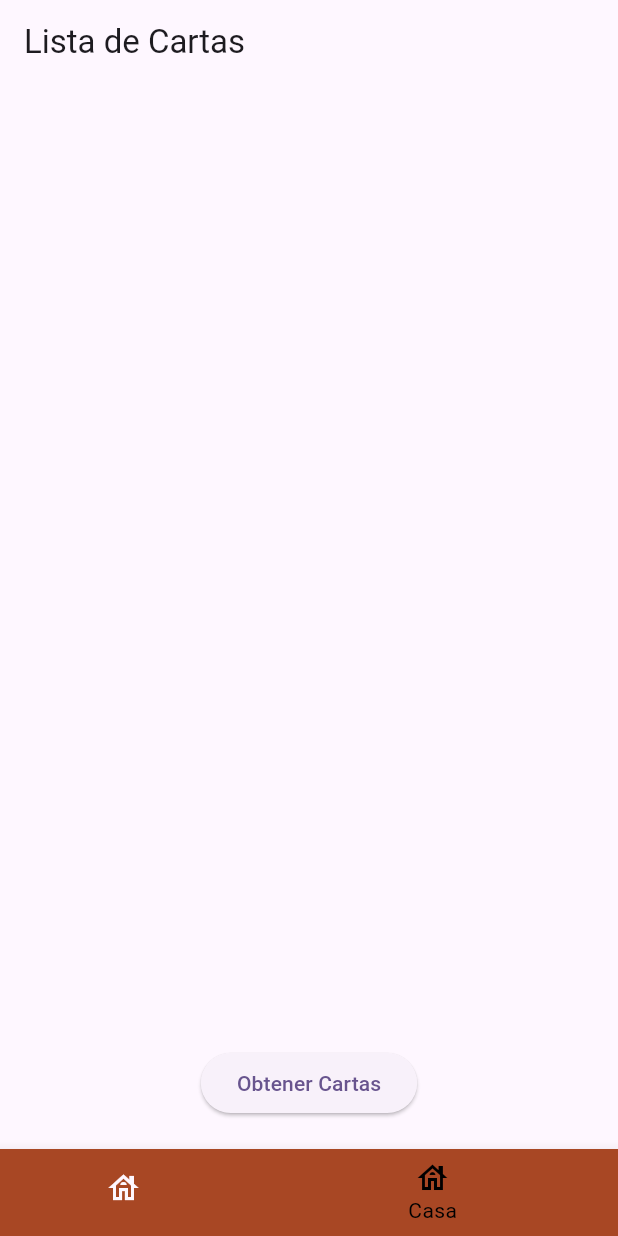
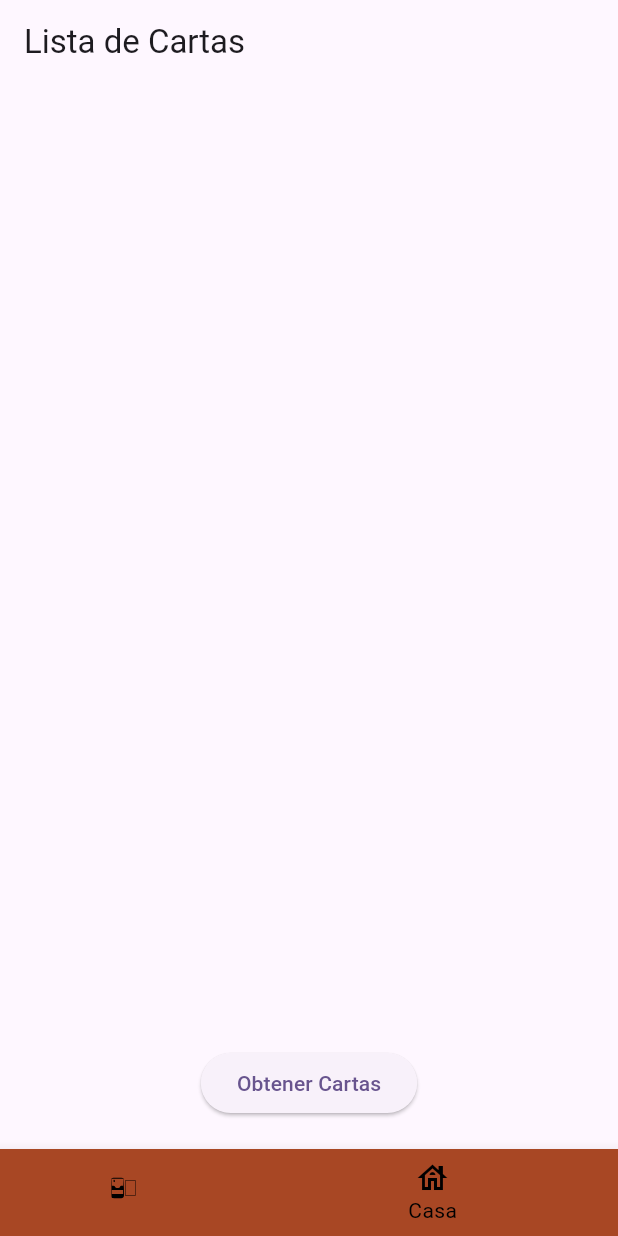
Before and after one commit to pos7t0/Magic_Maze, a Flutter app: the screen it shows after launch, item 2 of the bottom bar chosen, on a phone screen of 412 x 824 dp. Run offline on Flutter 3.47's test engine with Material 3 defaults, Android fonts, the light colour scheme and no system bars; our stand-ins replace flutter_svg.

Commit message:
uso de iconos svg

```diff
--- a/magic_maze/lib/pages/MyhomePage.dart
+++ b/magic_maze/lib/pages/MyhomePage.dart
@@ -1,5 +1,7 @@
 import 'package:flutter/material.dart';
+import 'package:flutter_svg/svg.dart';
 import 'package:magic_maze/pages/randomDeckPage.dart';
+
 
 
 class MyHomePage extends StatefulWidget {
@@ -34,13 +36,18 @@ class _MyHomePageState extends State<MyHomePage> {
       ),
       bottomNavigationBar: BottomNavigationBar(
         type: BottomNavigationBarType.shifting,
-        items: const <BottomNavigationBarItem>[
-          BottomNavigationBarItem(
-            icon: Icon(Icons.house_outlined),
+        items: <BottomNavigationBarItem>[
+           BottomNavigationBarItem(
+            icon: SvgPicture.asset(
+                  'assets/icons/Prueba.svg',
+
+                  semanticsLabel: 'user Logo',
+                  width: 20,
+                ),
             label: 'Casa',
-            backgroundColor: Color.fromARGB(255, 168, 71, 36),
+            backgroundColor: const Color.fromARGB(255, 168, 71, 36),
           ),
-          BottomNavigationBarItem(
+          const BottomNavigationBarItem(
             icon: Icon(Icons.house_outlined),
             label: 'Casa',
             backgroundColor: Color.fromARGB(255, 168, 71, 36),
--- a/magic_maze/pubspec.yaml
+++ b/magic_maze/pubspec.yaml
@@ -40,6 +40,7 @@ dependencies:
   sqflite: ^2.4.0
   connectivity_plus: ^6.1.0
   http: ^1.2.2
+  flutter_svg: ^2.0.16
 
 dev_dependencies:
   flutter_test:
@@ -66,6 +67,7 @@ flutter:
   # To add assets to your application, add an assets section, like this:
   assets:
      - assets/images/Logo.png
+     - assets/icons/Prueba.svg
   #   - images/a_dot_ham.jpeg
 
   # An image asset can refer to one or more resolution-specific "variants", see
```
Also changed, not shown: magic_maze/assets/icons/3525389_card_casino_deck_gambling_magic_icon (1).svg (added), magic_maze/assets/icons/Prueba.svg (added), magic_maze/pubspec.lock.
